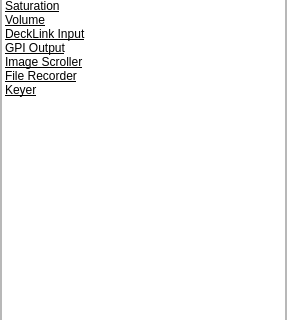
Qt form Widgets/Inspector/InspectorWidget.ui (CasparCG/client) before a commit; both pictures show x 0 to 287 and y 193 to 513 of the 287 by 600 pixel window.
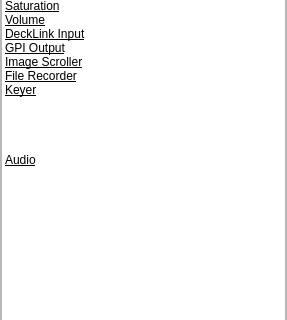
The same form after that commit.

What changed in the file:
```diff
--- a/Widgets/Inspector/InspectorWidget.ui
+++ b/Widgets/Inspector/InspectorWidget.ui
@@ -620,6 +620,28 @@
                </brush>
               </property>
              </item>
+             <item>
+              <property name="text">
+               <string>Audio</string>
+              </property>
+              <property name="font">
+               <font>
+                <underline>true</underline>
+               </font>
+              </property>
+              <property name="textAlignment">
+               <set>AlignHCenter|AlignVCenter|AlignCenter</set>
+              </property>
+              <property name="foreground">
+               <brush brushstyle="NoBrush">
+                <color alpha="255">
+                 <red>255</red>
+                 <green>255</green>
+                 <blue>255</blue>
+                </color>
+               </brush>
+              </property>
+             </item>
             </widget>
            </item>
           </layout>
```
Left out of the diff: 4 changed lines with no effect on the pictures.
